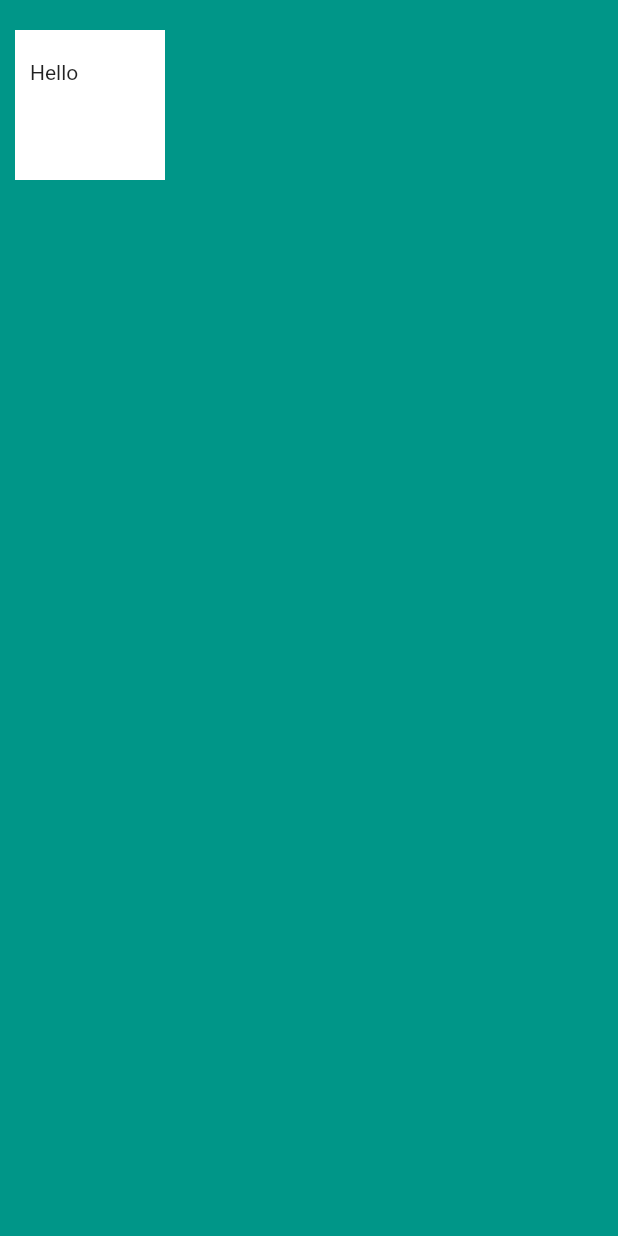
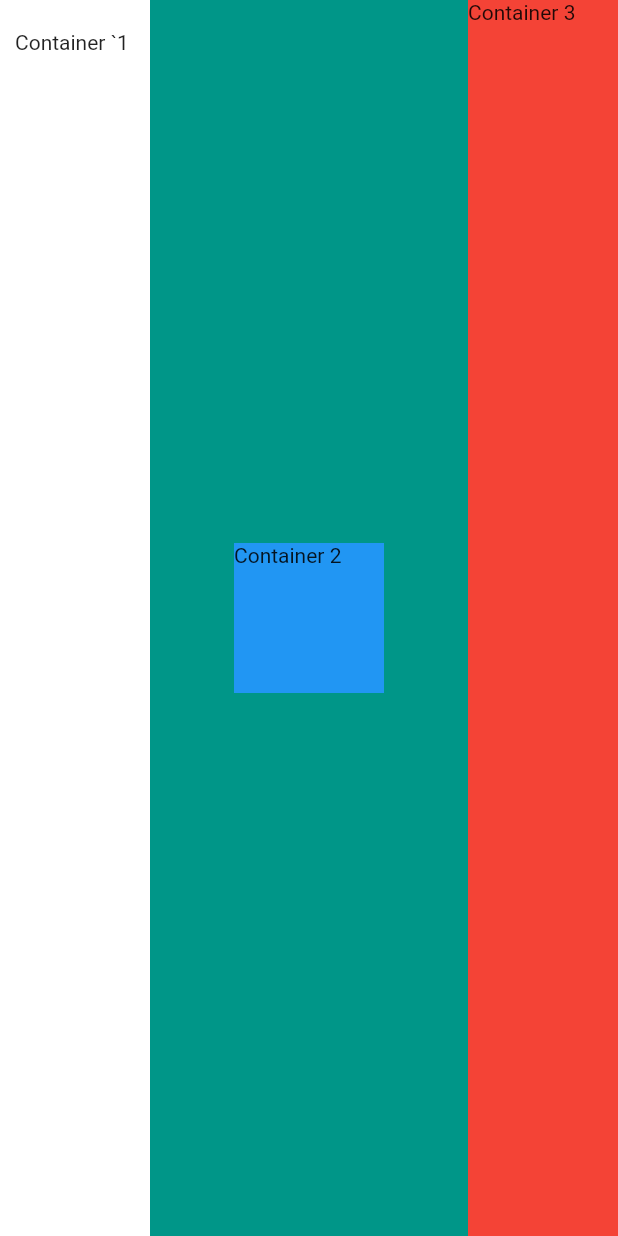
Before and after one commit to odutolaabisoye/flutter_business_card, a Flutter app: the screen it shows after launch, on a phone screen of 412 x 824 dp. Run offline on Flutter 3.47's test engine with Material 2 defaults, Android fonts, the phone set to English and light mode, and no system bars.

Commit message:
rown and column

```diff
--- a/lib/main.dart
+++ b/lib/main.dart
@@ -2,9 +2,7 @@ import 'package:flutter/cupertino.dart';
 import 'package:flutter/material.dart';
 
 void main() {
-  runApp(
-      MyApp()
-  );
+  runApp(MyApp());
 }
 
 class MyApp extends StatelessWidget {
@@ -14,16 +12,42 @@ class MyApp extends StatelessWidget {
       home: Scaffold(
         backgroundColor: Colors.teal,
         body: SafeArea(
-          child: Container(
-            // a container can only have single child
-            width: 100.0,
-            height: 100.0,
-            padding: EdgeInsets.symmetric(vertical: 20.0, horizontal: 10.0),
-            margin: EdgeInsets.symmetric(vertical: 20.0, horizontal: 10.0),
-            //margin: EdgeInsets.fromLTRB(left, top, right, bottom),
-           //margin: EdgeInsets.only(left: 30px),
-            color: Colors.white,
-            child: Text('Hello')
+          child: Row(
+            mainAxisAlignment: MainAxisAlignment.spaceBetween,
+            //crossAxisAlignment: CrossAxisAlignment.start,
+
+            children: <Widget>[
+              Container(
+                  // a container can only have single child
+                  width: 100.0,
+                  height: double.infinity,
+                  padding:
+                      EdgeInsets.symmetric(vertical: 20.0, horizontal: 10.0),
+                  //margin:
+                      //EdgeInsets.symmetric(vertical: 20.0, horizontal: 10.0),
+                  //margin: EdgeInsets.fromLTRB(left, top, right, bottom),
+                  //margin: EdgeInsets.only(left: 30px),
+                  color: Colors.white,
+                  child: Text('Container `1')),
+              SizedBox(
+                width: 20.0,
+              ),
+              Container(
+                color: Colors.blue,
+                width: 100.0,
+                height: 100.0,
+                child: Text('Container 2'),
+              ),
+              SizedBox(
+                width: 20.0,
+              ),
+              Container(
+                color: Colors.red,
+                width: 100.0,
+                height: double.infinity,
+                child: Text('Container 3'),
+              )
+            ],
           ),
         ),
       ),
```
